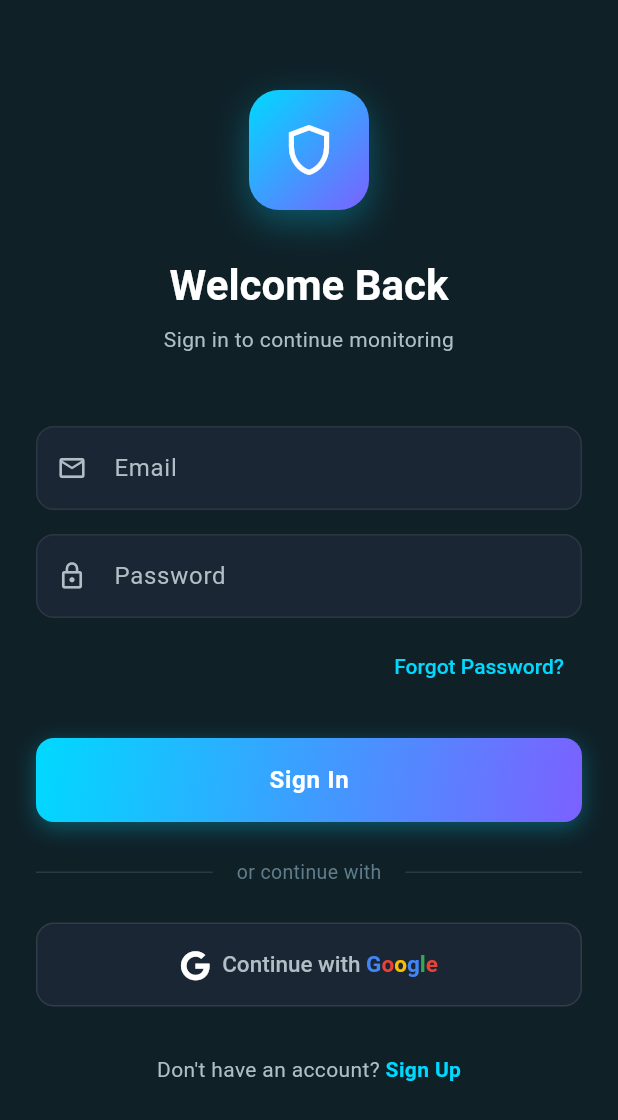
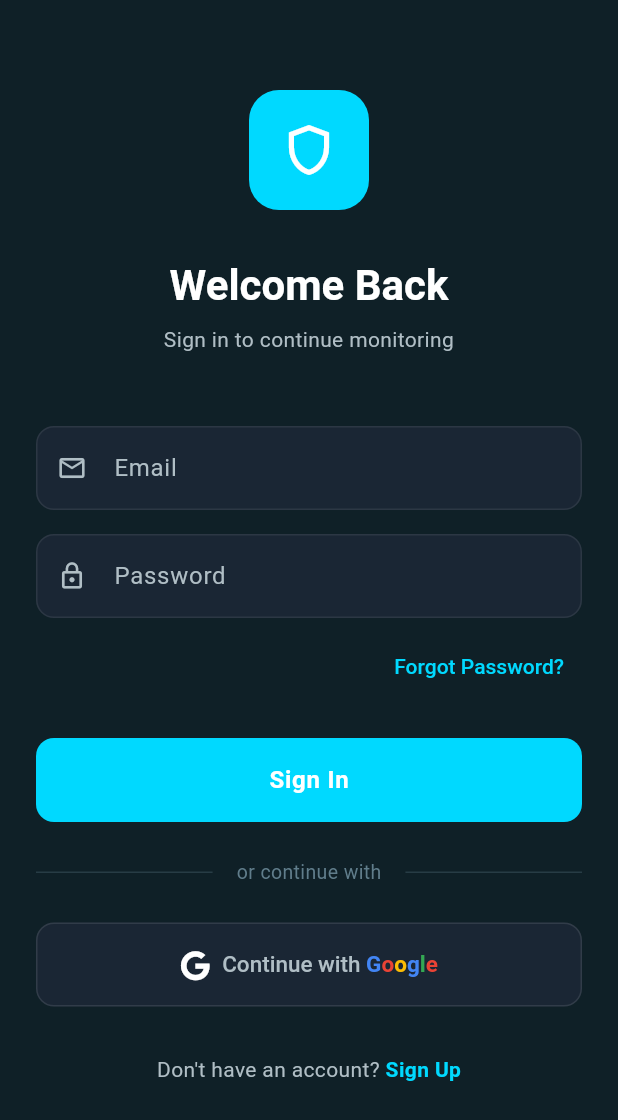
Before and after one commit to tiao051/Violence-Detection, a Flutter app: the screen it shows after launch, on a phone screen of 412 x 824 dp. Shown: the top 1120 px of the screen. Run offline on Flutter 3.47's test engine with Material 3 defaults, Android fonts, the phone set to English and light mode, and no system bars; our stand-ins replace chewie, cloud_firestore, firebase_auth, firebase_core, firebase_messaging, flutter_dotenv and 7 more; missing offline and left inert: media_kit, media_kit_video; accounts and stored records are empty.

Commit message:
fix(auth): remove gradient and glow effects - Replace gradient with solid accent color - Remove boxShadow glow effects from logo and buttons - Cleaner, more professional appearance

```diff
--- a/flutter-app/lib/screens/login_screen.dart
+++ b/flutter-app/lib/screens/login_screen.dart
@@ -170,15 +170,8 @@ class _LoginScreenState extends State<LoginScreen> {
                     width: 80,
                     height: 80,
                     decoration: BoxDecoration(
-                      gradient: kAccentGradient,
+                      color: kAccentColor,
                       borderRadius: BorderRadius.circular(20),
-                      boxShadow: [
-                        BoxShadow(
-                          color: kAccentColor.withOpacity(0.3),
-                          blurRadius: 20,
-                          offset: const Offset(0, 8),
-                        ),
-                      ],
                     ),
                     child: const Icon(
                       Icons.shield_outlined,
@@ -265,15 +258,8 @@ class _LoginScreenState extends State<LoginScreen> {
                     return Container(
                       height: 56,
                       decoration: BoxDecoration(
-                        gradient: kAccentGradient,
+                        color: kAccentColor,
                         borderRadius: BorderRadius.circular(AppRadius.md),
-                        boxShadow: [
-                          BoxShadow(
-                            color: kAccentColor.withOpacity(0.3),
-                            blurRadius: 12,
-                            offset: const Offset(0, 4),
-                          ),
-                        ],
                       ),
                       child: ElevatedButton(
                         style: ElevatedButton.styleFrom(
```
Also changed, not shown: flutter-app/lib/screens/sign_up_screen.dart (+2 -16 lines).
